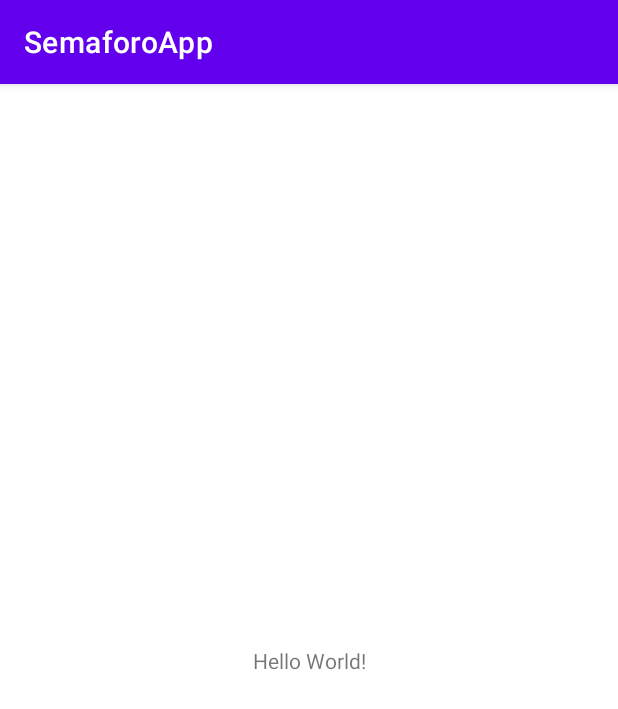
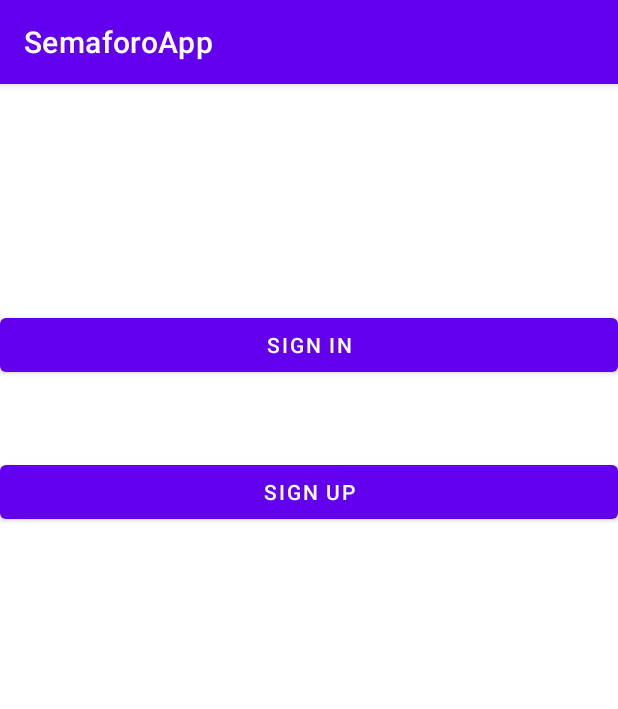
Before and after one commit to omuculaptele/SemaforoApp, an Android app: the screen it shows after launch (MainActivity before the commit, Menu after it), on a phone screen of 412 x 824 dp. Shown: the top 709 px of the screen. Run offline under Robolectric (Android 15) with nearby library versions, the phone set to English and light mode, and no system bars.

Commit message:
Casi el Login/Register

```diff
--- a/app/src/main/java/institute/immune/semaforoapp/MainActivity.java
+++ b/app/src/main/java/institute/immune/semaforoapp/Login.java
@@ -4,11 +4,11 @@ import androidx.appcompat.app.AppCompatActivity;
 
 import android.os.Bundle;
 
-public class MainActivity extends AppCompatActivity {
+public class Login extends AppCompatActivity {
 
     @Override
     protected void onCreate(Bundle savedInstanceState) {
         super.onCreate(savedInstanceState);
-        setContentView(R.layout.activity_main);
+        setContentView(R.layout.activity_login);
     }
 }
--- /dev/null
+++ b/app/src/main/java/institute/immune/semaforoapp/Menu.java
@@ -0,0 +1,38 @@
+package institute.immune.semaforoapp;
+
+import androidx.appcompat.app.AppCompatActivity;
+
+import android.content.Intent;
+import android.os.Bundle;
+import android.view.View;
+import android.widget.Button;
+
+public class Menu extends AppCompatActivity {
+
+    private Button btnLogin, btnRegister;
+    private Intent loginIntent, registerIntent;
+    @Override
+    protected void onCreate(Bundle savedInstanceState) {
+        super.onCreate(savedInstanceState);
+        setContentView(R.layout.activity_menu);
+        btnLogin = findViewById(R.id.btnLogin);
+        btnRegister = findViewById(R.id.btnRegisterr);
+        loginIntent = new Intent(this, Login.class);
+        registerIntent = new Intent(this, Register.class);
+
+        btnLogin.setOnClickListener(new View.OnClickListener() {
+            @Override
+            public void onClick(View view) {
+                startActivity(loginIntent);
+            }
+        });
+
+        btnRegister.setOnClickListener(new View.OnClickListener() {
+            @Override
+            public void onClick(View view) {
+                startActivity(registerIntent);
+            }
+        });
+
+    }
+}
--- a/app/src/main/res/layout/activity_main.xml
+++ /dev/null
@@ -1,18 +0,0 @@
-<?xml version="1.0" encoding="utf-8"?>
-<androidx.constraintlayout.widget.ConstraintLayout xmlns:android="http://schemas.android.com/apk/res/android"
-    xmlns:app="http://schemas.android.com/apk/res-auto"
-    xmlns:tools="http://schemas.android.com/tools"
-    android:layout_width="match_parent"
-    android:layout_height="match_parent"
-    tools:context=".MainActivity">
-
-    <TextView
-        android:layout_width="wrap_content"
-        android:layout_height="wrap_content"
-        android:text="Hello World!"
-        app:layout_constraintBottom_toBottomOf="parent"
-        app:layout_constraintLeft_toLeftOf="parent"
-        app:layout_constraintRight_toRightOf="parent"
-        app:layout_constraintTop_toTopOf="parent" />
-
-</androidx.constraintlayout.widget.ConstraintLayout>
--- /dev/null
+++ b/app/src/main/res/layout/activity_menu.xml
@@ -0,0 +1,26 @@
+<?xml version="1.0" encoding="utf-8"?>
+<RelativeLayout xmlns:android="http://schemas.android.com/apk/res/android"
+    xmlns:app="http://schemas.android.com/apk/res-auto"
+    xmlns:tools="http://schemas.android.com/tools"
+    android:layout_width="match_parent"
+    android:layout_height="match_parent"
+    tools:context=".Menu">
+
+    <Button
+        android:id="@+id/btnLogin"
+        android:layout_width="match_parent"
+        android:layout_height="wrap_content"
+        android:text="@string/signIn"
+        android:layout_marginTop="150dp"
+        />
+
+    <Button
+        android:id="@+id/btnRegisterr"
+        android:layout_width="match_parent"
+        android:layout_height="wrap_content"
+        android:text="@string/signUp"
+        android:layout_marginTop="50dp"
+        android:layout_below="@+id/btnLogin"
+        />
+
+</RelativeLayout>
--- a/app/src/main/res/values/strings.xml
+++ b/app/src/main/res/values/strings.xml
@@ -1,3 +1,8 @@
 <resources>
     <string name="app_name">SemaforoApp</string>
+    <string name="btnRegister">Sign Up</string>
+    <string name="alreadyHave">Already have account? Go to Login!</string>
+    <string name="btnSignIn">Sign In</string>
+    <string name="signIn">Sign In</string>
+    <string name="signUp">Sign Up</string>
 </resources>
```
Also changed, not shown: app/src/main/AndroidManifest.xml (+7 -1 lines), app/src/main/java/institute/immune/semaforoapp/MyOpenHelper.java (added, +60 -0 lines), app/src/main/java/institute/immune/semaforoapp/Register.java (added, +37 -0 lines), app/src/main/java/institute/immune/semaforoapp/USUARIO.java (added, +49 -0 lines), app/src/main/res/layout/activity_login.xml (added, +43 -0 lines), app/src/main/res/layout/activity_register.xml (added, +49 -0 lines).
